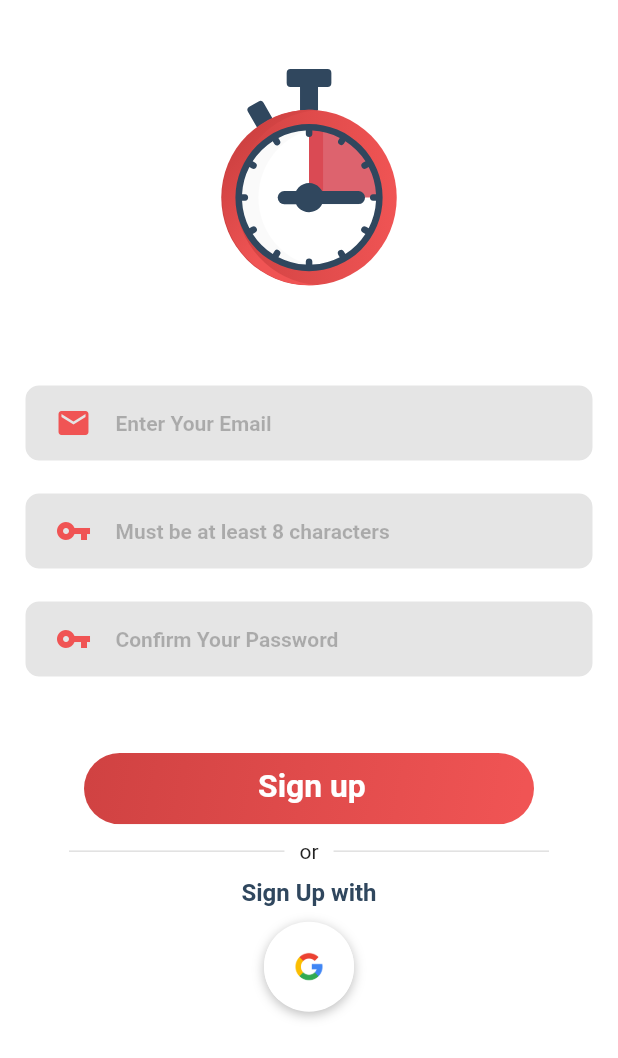
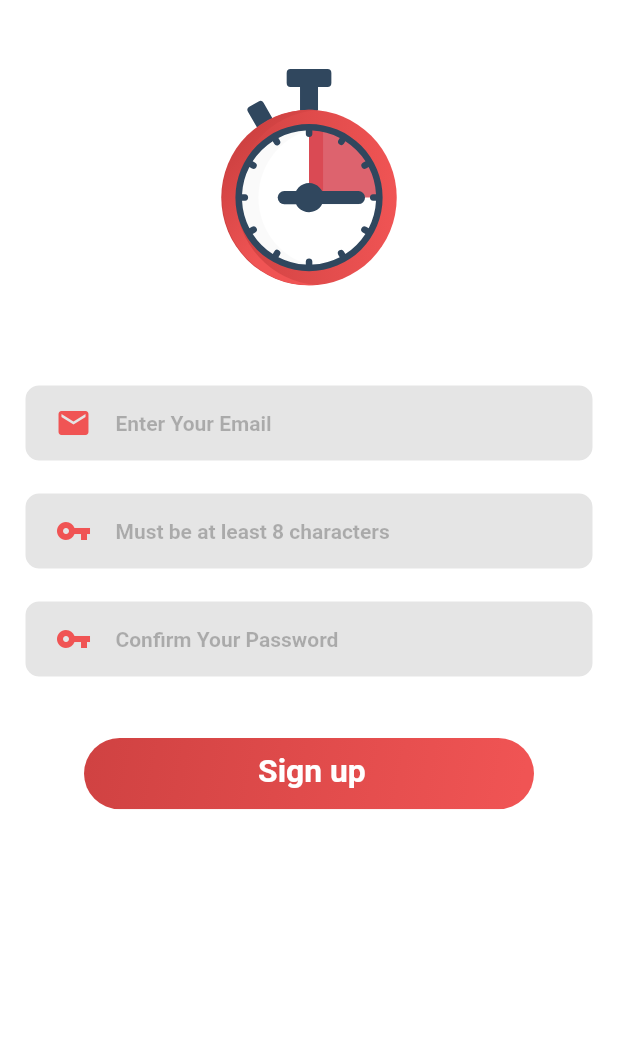
Before and after one commit to Firas-Amin/timer_tracker, a Flutter app: the screen it shows after launch, after a tap on an icon or button, on a phone screen of 412 x 824 dp. Shown: the top 1058 px of the screen. Run offline on Flutter 3.47's test engine with Material 2 defaults, Android fonts, the phone set to English and light mode, and no system bars; our stand-ins replace firebase_auth, firebase_core, flutter_svg, fluttertoast, google_sign_in; accounts and stored records are empty; Roboto replaces fonts that are missing (Cairo).

```diff
--- a/lib/Component/BuildSoicalButton.dart
+++ b/lib/Component/BuildSoicalButton.dart
@@ -9,7 +9,7 @@ class BuildSocialButton extends StatelessWidget {
   @override
   Widget build(BuildContext context) {
     return GestureDetector(
-      onTap: onTap,
+      onTap:onTap,
       child: Container(
         height: 60.0,
         width: 60.0,
--- a/lib/RegisterPage.dart
+++ b/lib/RegisterPage.dart
@@ -48,17 +48,8 @@ class _RegisterPageState extends State<RegisterPage> {
               RoundedTextField(icon:Icons.mail,name: "Enter Your Email",controller: _email,),
               RoundedPasswordField(icon:Icons.vpn_key,name: "Must be at least 8 characters",controller: _password,),
               RoundedPasswordField(icon:Icons.vpn_key,name: "Confirm Your Password",controller: _confirmPassword,),
-              SizedBox(height: 40,),
+              SizedBox(height: 30,),
               ClickAbleImage(name:'asset2',width: 300,press: ()=>signUpWithEmailAndPassword(_email.text,_password.text,_confirmPassword.text),),
-              divider(),
-              Text("Sign Up with ", textAlign: TextAlign.center, style: kMainText.copyWith(fontSize: 16),),
-              SizedBox(height: 10,),
-              Row(
-                mainAxisAlignment: MainAxisAlignment.spaceAround,
-                children: [
-                  BuildSocialButton(asset: "google2",),
-                ],
-              ),
             ],
           ),
         ),
--- a/lib/TimeTracker.dart
+++ b/lib/TimeTracker.dart
@@ -41,6 +41,12 @@ bool _isLoading = false;
 
 
 class _MainScreenState extends State<MainScreen> {
+  @override
+  void dispose() {
+    // TODO: implement dispose
+    super.dispose();
+    _isLoading=false;
+  }
 
 
   @override
```
Also changed, not shown: lib/LoginPage.dart (+3 -6 lines), pubspec.lock.
